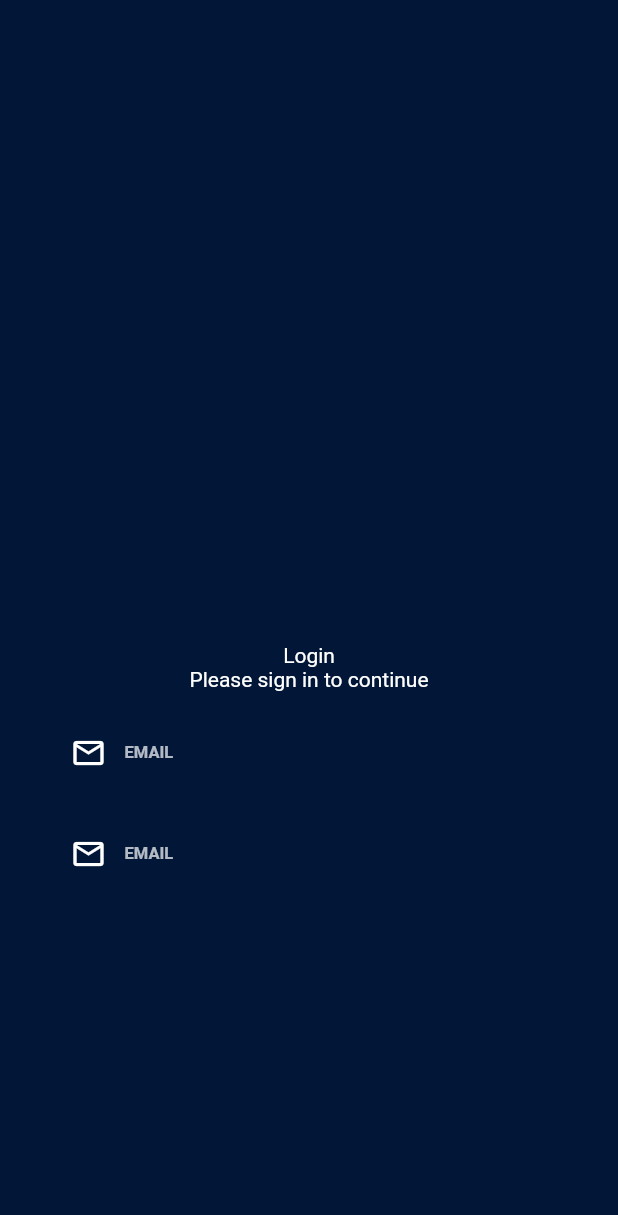
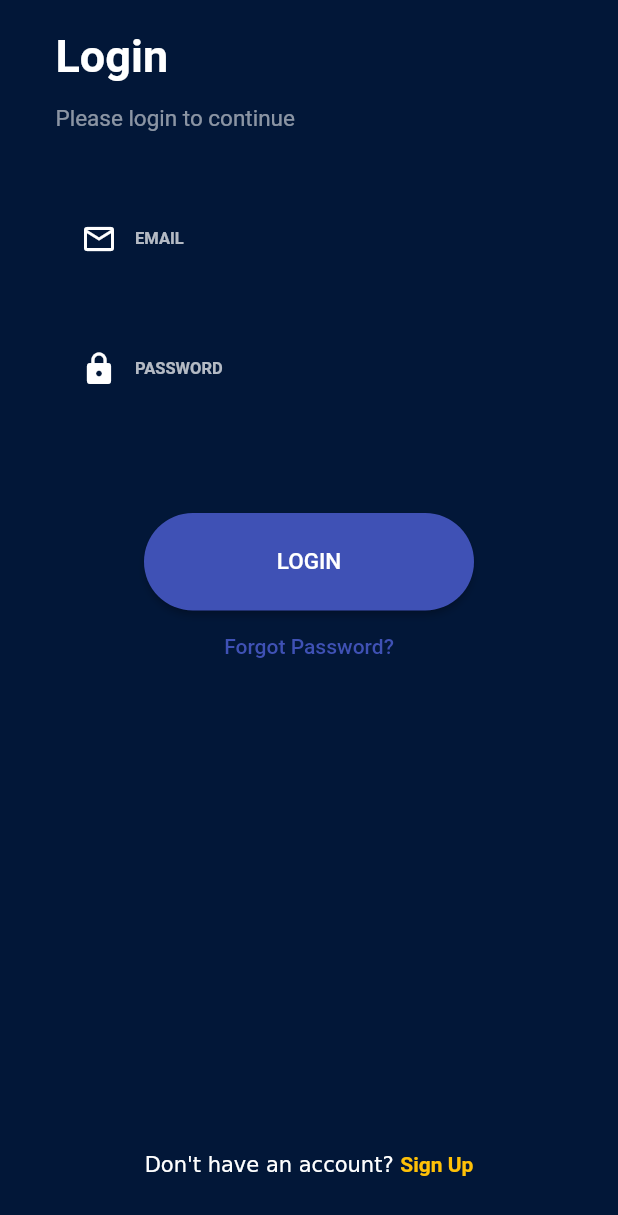
Before and after one commit to DiftaFitrahul/MyAnime_app, a Flutter app: the screen it shows after launch, on a phone screen of 412 x 824 dp. Shown: the top 1215 px of the screen. Run offline on Flutter 3.47's test engine with Material 2 defaults, Android fonts, the phone set to English and light mode, and no system bars; our stand-ins replace firebase_core, lottie, readmore, youtube_player_flutter; missing offline and left inert: number_paginator; accounts and stored records are empty.

Commit message:
feat: finish create login page

```diff
--- a/lib/Providers/Page/login_page.dart
+++ b/lib/Providers/Page/login_page.dart
@@ -1,5 +1,8 @@
+import 'package:flutter/gestures.dart';
 import 'package:flutter/material.dart';
+import 'package:myanimeapp/components/button/authentication_button.dart';
 import 'package:myanimeapp/components/inputs/authentication_input.dart';
+import 'package:myanimeapp/components/views/authentication_title.dart';
 
 class LoginPage extends StatefulWidget {
   const LoginPage({super.key});
@@ -9,26 +12,73 @@ class LoginPage extends StatefulWidget {
 }
 
 class _LoginPageState extends State<LoginPage> {
+  final _key = GlobalKey();
+  final _emailController = TextEditingController();
+  final _passwordController = TextEditingController();
+
   @override
   Widget build(BuildContext context) {
     return Scaffold(
       backgroundColor: const Color.fromARGB(255, 2, 23, 56),
       body: Center(
-        child: Column(
-          mainAxisAlignment: MainAxisAlignment.center,
-          children: [
-            SizedBox(
-              height: 200,
+        child: SingleChildScrollView(
+          child: SizedBox(
+            height: MediaQuery.of(context).size.height,
+            child: Form(
+              key: _key,
+              child: Padding(
+                padding: const EdgeInsets.symmetric(horizontal: 37),
+                child: Column(
+                  mainAxisSize: MainAxisSize.max,
+                  children: [
+                    const Align(
+                      alignment: Alignment.centerLeft,
+                      child: AuthenticationTitle(
+                          title: 'Login', subtitle: 'Please login to continue'),
+                    ),
+                    AuthenticationInput(
+                        inputController: _emailController,
+                        inputIcon: Icons.email_outlined,
+                        hintText: 'EMAIL'),
+                    AuthenticationInput(
+                      inputController: _passwordController,
+                      inputIcon: Icons.lock,
+                      hintText: 'PASSWORD',
+                    ),
+                    const SizedBox(
+                      height: 60,
+                    ),
+                    AuthenticationButton(
+                      title: 'LOGIN',
+                      callback: () {},
+                    ),
+                    TextButton(
+                      onPressed: () {},
+                      child: const Text(
+                        'Forgot Password?',
+                      ),
+                    ),
+                    const Spacer(),
+                    Padding(
+                      padding: const EdgeInsets.symmetric(vertical: 40),
+                      child: RichText(
+                          text: TextSpan(children: [
+                        const TextSpan(
+                          text: "Don't have an account? ",
+                        ),
+                        TextSpan(
+                            text: "Sign Up",
+                            style: const TextStyle(
+                                fontWeight: FontWeight.bold,
+                                color: Colors.amber),
+                            recognizer: TapGestureRecognizer()..onTap = () {})
+                      ])),
+                    )
+                  ],
+                ),
+              ),
             ),
-            Text(
-              'Login',
-              style: TextStyle(color: Colors.white),
-            ),
-            Text('Please sign in to continue',
-                style: TextStyle(color: Colors.white)),
-            AuthenticationInput(),
-            AuthenticationInput()
-          ],
+          ),
         ),
       ),
     );
--- a/lib/components/animations/lottie_overlay.dart
+++ b/lib/components/animations/lottie_overlay.dart
@@ -1,7 +1,5 @@
 import 'package:flutter/material.dart';
 import 'package:lottie/lottie.dart';
-import 'package:myanimeapp/Providers/animes_provider.dart';
-import 'package:provider/provider.dart';
 
 class LottieOverlay {
   LottieOverlay._sharedInstance();
--- /dev/null
+++ b/lib/components/button/authentication_button.dart
@@ -0,0 +1,27 @@
+import 'package:flutter/material.dart';
+
+class AuthenticationButton extends StatelessWidget {
+  final String title;
+  final VoidCallback callback;
+  const AuthenticationButton({
+    super.key,
+    required this.title,
+    required this.callback,
+  });
+
+  @override
+  Widget build(BuildContext context) {
+    return ElevatedButton(
+      onPressed: callback,
+      style: ElevatedButton.styleFrom(
+        shape: RoundedRectangleBorder(borderRadius: BorderRadius.circular(50)),
+        minimumSize: const Size(220, 65),
+
+      ),
+      child: Text(
+        title,
+        style: const TextStyle(fontSize: 15, fontWeight: FontWeight.w500),
+      ),
+    );
+  }
+}
--- a/lib/components/inputs/authentication_input.dart
+++ b/lib/components/inputs/authentication_input.dart
@@ -1,13 +1,16 @@
 import 'package:flutter/material.dart';
 
 class AuthenticationInput extends StatefulWidget {
+  final TextEditingController inputController;
+  final IconData inputIcon;
+  final String hintText;
+  final bool obsecured;
   const AuthenticationInput({
     super.key,
-
-    // required this.inputController,
-    // required this.inputIcon,
-    // required this.hintText,
-    // this.obsecured = false,
+    required this.inputController,
+    required this.inputIcon,
+    required this.hintText,
+    this.obsecured = false,
   });
 
   @override
@@ -41,7 +44,7 @@ class _AuthenticationInputState extends State<AuthenticationInput> {
   @override
   Widget build(BuildContext context) {
     return Padding(
-      padding: const EdgeInsets.symmetric(horizontal: 30, vertical: 2),
+      padding: const EdgeInsets.symmetric(horizontal: 0, vertical: 12),
       child: Container(
         padding: const EdgeInsets.only(
           top: 15,
@@ -51,21 +54,21 @@ class _AuthenticationInputState extends State<AuthenticationInput> {
             color: _colorContainer, borderRadius: BorderRadius.circular(20)),
         child: TextFormField(
           focusNode: _focusnode,
-          controller: inputController,
-          obscureText: false,
+          controller: widget.inputController,
+          obscureText: widget.obsecured,
           style: const TextStyle(
               fontWeight: FontWeight.bold, color: Colors.white, fontSize: 15),
-          decoration: const InputDecoration(
+          decoration: InputDecoration(
               enabledBorder: InputBorder.none,
-              contentPadding: EdgeInsets.only(top: 5),
-              border: OutlineInputBorder(
+              contentPadding: const EdgeInsets.only(top: 5),
+              border: const OutlineInputBorder(
                 borderSide: BorderSide.none,
               ),
-              labelText: 'EMAIL',
-              labelStyle: TextStyle(color: Colors.white70, fontSize: 11),
+              labelText: widget.hintText,
+              labelStyle: const TextStyle(color: Colors.white70, fontSize: 11),
               floatingLabelBehavior: FloatingLabelBehavior.auto,
               prefixIcon: Icon(
-                Icons.email_outlined,
+                widget.inputIcon,
                 color: Colors.white,
               )),
         ),
--- /dev/null
+++ b/lib/components/views/authentication_title.dart
@@ -0,0 +1,31 @@
+import 'package:flutter/material.dart';
+
+class AuthenticationTitle extends StatelessWidget {
+  final String title;
+  final String subtitle;
+  const AuthenticationTitle({
+    super.key,
+    required this.title,
+    required this.subtitle,
+  });
+
+  @override
+  Widget build(BuildContext context) {
+    return Padding(
+      padding: const EdgeInsets.symmetric(vertical: 20),
+      child: Column(
+        crossAxisAlignment: CrossAxisAlignment.start,
+        children: [
+          Text(title,
+              style: const TextStyle(
+                  color: Colors.white,
+                  fontWeight: FontWeight.bold,
+                  fontSize: 30)),
+          const SizedBox(height: 15),
+          Text(subtitle,
+              style: const TextStyle(color: Colors.white54, fontSize: 15)),
+        ],
+      ),
+    );
+  }
+}
--- a/lib/main.dart
+++ b/lib/main.dart
@@ -3,7 +3,6 @@ import 'package:flutter/material.dart';
 import 'package:myanimeapp/Providers/Page/login_page.dart';
 import 'package:myanimeapp/Providers/animes_search_provider.dart';
 import 'package:myanimeapp/Providers/bookmark_provider.dart';
-import 'package:myanimeapp/Providers/Page/home_page.dart';
 import 'package:myanimeapp/Providers/screens/anime_bookmark.dart';
 import 'package:myanimeapp/firebase_options.dart';
 import 'package:provider/provider.dart';
```
